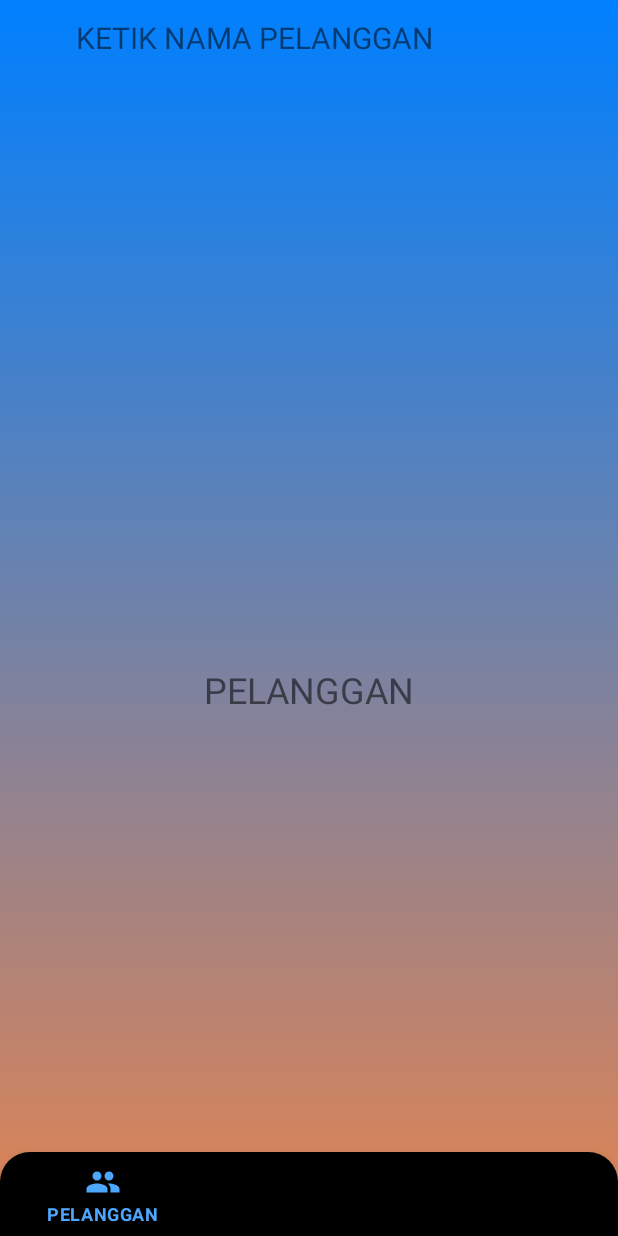
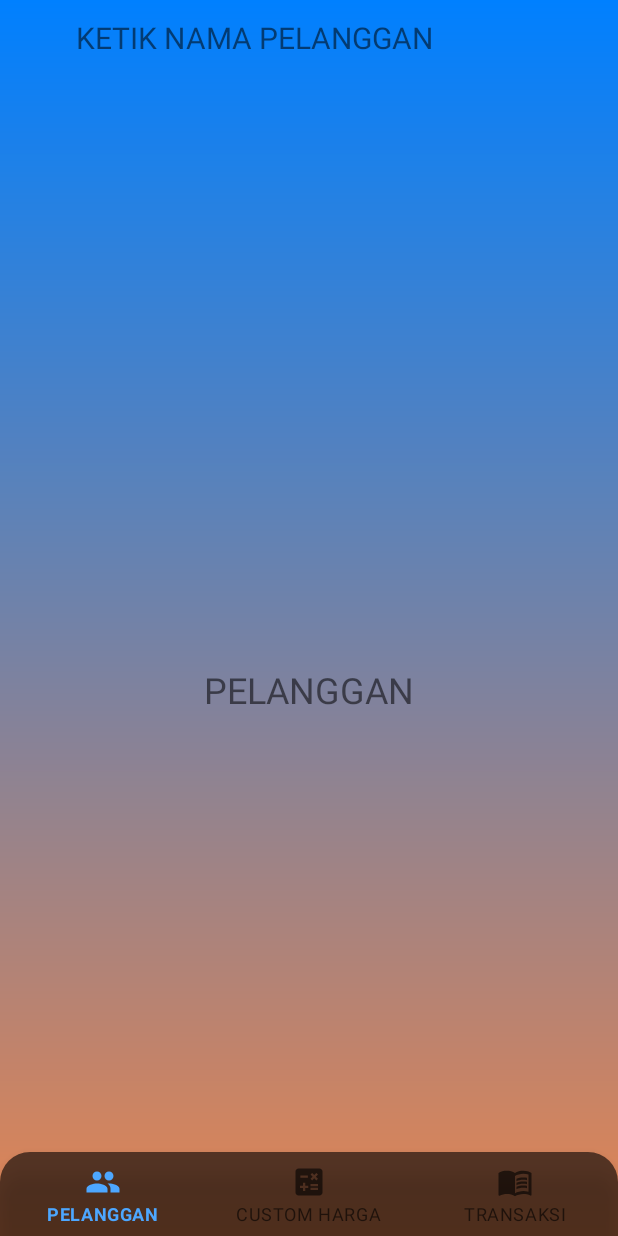
Before and after one commit to asamarsal/pencatatanpenjualan, an Android app: the Homelayout screen opened directly, with no data from a screen before it, on a phone screen of 412 x 824 dp. Run offline under Robolectric (Android 15) with nearby library versions, the phone set to English and light mode, and no system bars.

Commit message:
Add some feature layout

```diff
--- a/app/src/main/res/drawable/bgfragbawah.xml
+++ b/app/src/main/res/drawable/bgfragbawah.xml
@@ -4,6 +4,6 @@
     <corners android:topLeftRadius="20dp"
              android:topRightRadius="20dp"/>
 
-    <solid android:color="@color/black" />
+    <solid android:color="@color/hitamdikit" />
 
 </shape>
--- a/app/src/main/res/layout/activity_homelayout.xml
+++ b/app/src/main/res/layout/activity_homelayout.xml
@@ -8,11 +8,14 @@
     tools:context=".Homelayout"
     android:background="@drawable/backgroundgradient2">
 
-        <FrameLayout
-            android:id="@+id/fragment_container"
-            android:layout_width="match_parent"
-            android:layout_height="match_parent">
-        </FrameLayout>
+
+    <FrameLayout
+        android:id="@+id/fragment_container"
+        android:layout_width="match_parent"
+        android:layout_height="match_parent"
+        android:background="@drawable/backgroundgradient2">
+
+    </FrameLayout>
 
     <com.google.android.material.bottomnavigation.BottomNavigationView
         android:id="@+id/navigationbawah"
--- a/app/src/main/res/values-night/themes.xml
+++ b/app/src/main/res/values-night/themes.xml
@@ -4,7 +4,7 @@
         <!-- Primary brand color. -->
         <item name="colorPrimary">@color/biru2</item>
         <item name="colorPrimaryVariant">@color/biru</item>
-        <item name="colorOnPrimary">@color/white</item>
+        <item name="colorOnPrimary">@color/black</item>
         <!-- Secondary brand color. -->
         <item name="colorSecondary">@color/teal_200</item>
         <item name="colorSecondaryVariant">@color/teal_200</item>
```
Also changed, not shown: app/src/main/res/layout/fragment_transaksi.xml (+4 -4 lines).
